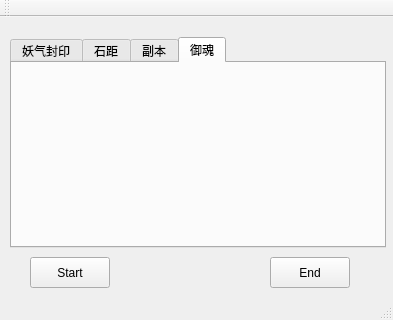
Before: the Qt Designer form yys/mainwindow.ui in TERRIOR/yys, drawn with Qt 5.
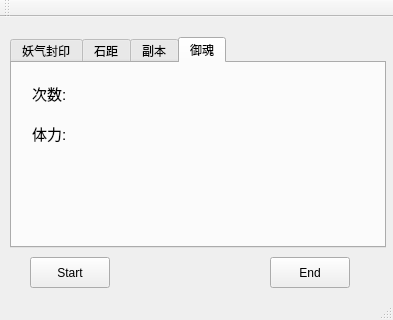
After: the same form once the commit is applied. The open tabs and pages were chosen to show the change.

Diff of the .ui file:
```diff
--- a/yys/mainwindow.ui
+++ b/yys/mainwindow.ui
@@ -159,6 +159,42 @@
      <attribute name="title">
       <string>御魂</string>
      </attribute>
+     <widget class="QLabel" name="label_4">
+      <property name="geometry">
+       <rect>
+        <x>20</x>
+        <y>20</y>
+        <width>101</width>
+        <height>21</height>
+       </rect>
+      </property>
+      <property name="font">
+       <font>
+        <pointsize>11</pointsize>
+       </font>
+      </property>
+      <property name="text">
+       <string>次数: </string>
+      </property>
+     </widget>
+     <widget class="QLabel" name="label_5">
+      <property name="geometry">
+       <rect>
+        <x>20</x>
+        <y>60</y>
+        <width>101</width>
+        <height>21</height>
+       </rect>
+      </property>
+      <property name="font">
+       <font>
+        <pointsize>11</pointsize>
+       </font>
+      </property>
+      <property name="text">
+       <string>体力: </string>
+      </property>
+     </widget>
     </widget>
    </widget>
    <widget class="QPushButton" name="pushButton">
```
Left out of the diff: 2 changed lines with no effect on the pictures.
